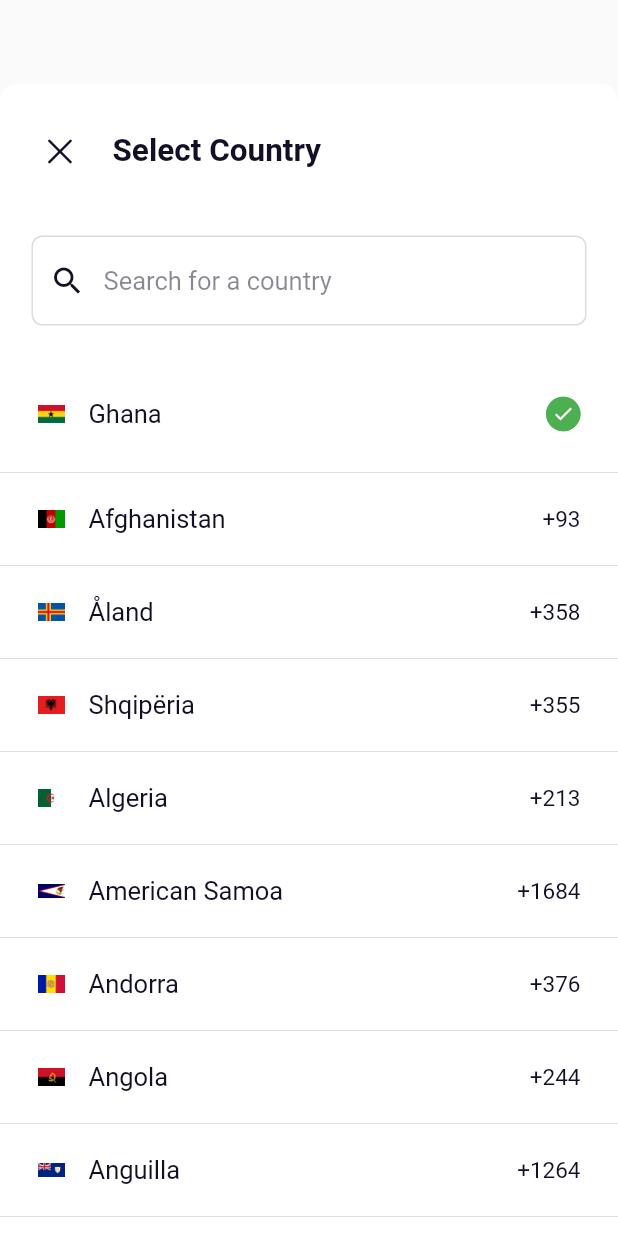
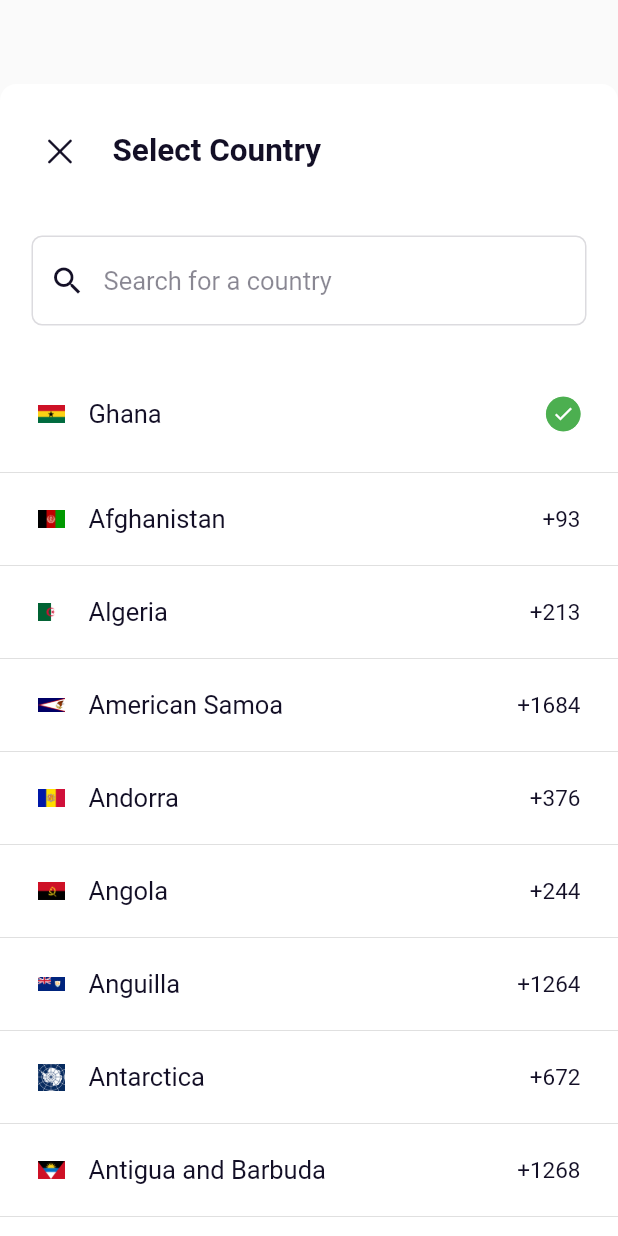
Before and after one commit to Hackman-Adu/CountryCodePicker, a Flutter app: the CountriesMainView widget shown alone on an empty page, opened directly, on a phone screen of 412 x 824 dp. Run offline on Flutter 3.47's test engine with Material 2 defaults, Android fonts, the phone set to English and light mode, and no system bars.

Commit message:
resolved sorting issue

```diff
--- a/lib/src/Model/dialCodeSelectorTheme.dart
+++ b/lib/src/Model/dialCodeSelectorTheme.dart
@@ -14,10 +14,12 @@ class DialCodeSelectorTheme {
   final Color? searchFieldBorderColor;
   final Color? searchFieldTextColor;
   final Color? checkedBoxColor;
+  final Widget? emptySearchResultsView;
   final double? sheetCornerRadius;
   DialCodeSelectorTheme(
       {this.showCountriesOnly = false,
       this.title = "Select Country",
+      this.emptySearchResultsView,
       this.sheetCornerRadius = 11,
       this.titleFontWeight = FontWeight.bold,
       this.searchFieldBorderColor = PackageUtils.textColorBlack,
--- a/lib/src/Service/dialCodeSelectorService.dart
+++ b/lib/src/Service/dialCodeSelectorService.dart
@@ -4,8 +4,6 @@ class DialCodeSelectorService {
   static Map<String, dynamic> get _countriesJson => {
         "countries": [
           {"name": "Afghanistan", "code": "AF", "dial_code": "+93"},
-          {"name": "Åland", "code": "AX", "dial_code": "+358"},
-          {"name": "Shqipëria", "code": "AL", "dial_code": "+355"},
           {"name": "Algeria", "code": "DZ", "dial_code": "+213"},
           {"name": "American Samoa", "code": "AS", "dial_code": "+1684"},
           {"name": "Andorra", "code": "AD", "dial_code": "+376"},
@@ -34,16 +32,6 @@ class DialCodeSelectorService {
           {"name": "Botswana", "code": "BW", "dial_code": "+267"},
           {"name": "Bouvetøya", "code": "BV", "dial_code": "+47"},
           {"name": "Brasil", "code": "BR", "dial_code": "+55"},
-          {
-            "name": "British Indian Ocean Territory",
-            "code": "IO",
-            "dial_code": "+246"
-          },
-          {
-            "name": "Negara Brunei Darussalam",
-            "code": "BN",
-            "dial_code": "+673"
-          },
           {"name": "Bulgaria", "code": "BG", "dial_code": "+359"},
           {"name": "Burkina Faso", "code": "BF", "dial_code": "+226"},
           {"name": "Burundi", "code": "BI", "dial_code": "+257"},
@@ -52,11 +40,6 @@ class DialCodeSelectorService {
           {"name": "Canada", "code": "CA", "dial_code": "+1"},
           {"name": "Cabo Verde", "code": "CV", "dial_code": "+238"},
           {"name": "Cayman Islands", "code": "KY", "dial_code": "+1345"},
-          {
-            "name": "Central African Republic ",
-            "code": "CF",
-            "dial_code": "+236"
-          },
           {"name": "Chad", "code": "TD", "dial_code": "+235"},
           {"name": "Chile", "code": "CL", "dial_code": "+56"},
           {"name": "China", "code": "CN", "dial_code": "+86"},
@@ -65,11 +48,6 @@ class DialCodeSelectorService {
           {"name": "Colombia", "code": "CO", "dial_code": "+57"},
           {"name": "Komori", "code": "KM", "dial_code": "+269"},
           {"name": "Congo", "code": "CG", "dial_code": "+242"},
-          {
-            "name": "Congo (Democratic Republic)",
-            "code": "CD",
-            "dial_code": "+243"
-          },
           {"name": "Cook Islands", "code": "CK", "dial_code": "+682"},
           {"name": "Costa Rica", "code": "CR", "dial_code": "+506"},
           {"name": "Côte d'Ivoire", "code": "CI", "dial_code": "+225"},
@@ -88,22 +66,12 @@ class DialCodeSelectorService {
           {"name": "Eritrea", "code": "ER", "dial_code": "+291"},
           {"name": "Estonia", "code": "EE", "dial_code": "+372"},
           {"name": "Ethiopia", "code": "ET", "dial_code": "+251"},
-          {
-            "name": "Falkland Islands (Malvinas]",
-            "code": "FK",
-            "dial_code": "+500"
-          },
           {"name": "Faroe Islands", "code": "FO", "dial_code": "+298"},
           {"name": "Fiji", "code": "FJ", "dial_code": "+679"},
           {"name": "Finland", "code": "FI", "dial_code": "+358"},
           {"name": "France", "code": "FR", "dial_code": "+33"},
           {"name": "French Guiana", "code": "GF", "dial_code": "+594"},
           {"name": "French Polynesia", "code": "PF", "dial_code": "+689"},
-          {
-            "name": "French Southern Territories",
-            "code": "TF",
-            "dial_code": "+262"
-          },
           {"name": "Gabon", "code": "GA", "dial_code": "+241"},
           {"name": "Gambia", "code": "GM", "dial_code": "+220"},
           {"name": "Georgia", "code": "GE", "dial_code": "+995"},
@@ -121,11 +89,6 @@ class DialCodeSelectorService {
           {"name": "Guinea-Bissau", "code": "GW", "dial_code": "+245"},
           {"name": "Guyana", "code": "GY", "dial_code": "+592"},
           {"name": "Haiti", "code": "HT", "dial_code": "+509"},
-          {
-            "name": "Heard Island and McDonald Islands",
-            "code": "HM",
-            "dial_code": "+0"
-          },
           {"name": "Vatican", "code": "VA", "dial_code": "+379"},
           {"name": "Honduras", "code": "HN", "dial_code": "+504"},
           {"name": "Hong Kong", "code": "HK", "dial_code": "+852"},
@@ -146,19 +109,9 @@ class DialCodeSelectorService {
           {"name": "Kazakhstan", "code": "KZ", "dial_code": "+7"},
           {"name": "Kenya", "code": "KE", "dial_code": "+254"},
           {"name": "Kiribati", "code": "KI", "dial_code": "+686"},
-          {
-            "name": "Korea Democratic People's Republic",
-            "code": "KP",
-            "dial_code": "+850"
-          },
           {"name": "Korea", "code": "KR", "dial_code": "+82"},
           {"name": "Kuwait", "code": "KW", "dial_code": "+965"},
           {"name": "Kyrgyzstan", "code": "KG", "dial_code": "+996"},
-          {
-            "name": "Lao People's Democratic Republic",
-            "code": "LA",
-            "dial_code": "+856"
-          },
           {"name": "Latvia", "code": "LV", "dial_code": "+371"},
           {"name": "Lebanon", "code": "LB", "dial_code": "+961"},
           {"name": "Lesotho", "code": "LS", "dial_code": "+266"},
@@ -168,11 +121,6 @@ class DialCodeSelectorService {
           {"name": "Lithuania", "code": "LT", "dial_code": "+370"},
           {"name": "Luxembourg", "code": "LU", "dial_code": "+352"},
           {"name": "Macao", "code": "MO", "dial_code": "+853"},
-          {
-            "name": " Macedonia (North Republic)",
-            "code": "MK",
-            "dial_code": "+389"
-          },
           {"name": "Madagascar", "code": "MG", "dial_code": "+261"},
           {"name": "Malawi", "code": "MW", "dial_code": "+265"},
           {"name": "Malaysia", "code": "MY", "dial_code": "+60"},
@@ -206,11 +154,6 @@ class DialCodeSelectorService {
           {"name": "Nigeria", "code": "NG", "dial_code": "+234"},
           {"name": "Niue", "code": "NU", "dial_code": "+683"},
           {"name": "Norfolk Island", "code": "NF", "dial_code": "+672"},
-          {
-            "name": "Northern Mariana Islands",
-            "code": "MP",
-            "dial_code": "+1670"
-          },
           {"name": "Norway", "code": "NO", "dial_code": "+47"},
           {"name": "Oman", "code": "OM", "dial_code": "+968"},
           {"name": "Pakistan", "code": "PK", "dial_code": "+92"},
@@ -236,16 +179,6 @@ class DialCodeSelectorService {
           {"name": "Saint Kitts and Nevis", "code": "KN", "dial_code": "+1869"},
           {"name": "Saint Lucia", "code": "LC", "dial_code": "+1758"},
           {"name": "Saint-Martin", "code": "MF", "dial_code": "+590"},
-          {
-            "name": "Saint Pierre and Miquelon",
-            "code": "PM",
-            "dial_code": "+508"
-          },
-          {
-            "name": "Saint Vincent and the Grenadines",
-            "code": "VC",
-            "dial_code": "+1784"
-          },
           {"name": "Samoa", "code": "WS", "dial_code": "+685"},
           {"name": "San Marino", "code": "SM", "dial_code": "+378"},
           {"name": "Sao Tome and Principe", "code": "ST", "dial_code": "+239"},
@@ -283,11 +216,6 @@ class DialCodeSelectorService {
           {"name": "Tunisia", "code": "TN", "dial_code": "+216"},
           {"name": "Turkey", "code": "TR", "dial_code": "+90"},
           {"name": "Turkmenistan", "code": "TM", "dial_code": "+993"},
-          {
-            "name": "Turks and Caicos Islands",
-            "code": "TC",
-            "dial_code": "+1649"
-          },
           {"name": "Tuvalu", "code": "TV", "dial_code": "+688"},
           {"name": "Uganda", "code": "UG", "dial_code": "+256"},
           {"name": "Ukraine", "code": "UA", "dial_code": "+380"},
@@ -299,16 +227,6 @@ class DialCodeSelectorService {
           {"name": "Vanuatu", "code": "VU", "dial_code": "+678"},
           {"name": "Venezuela", "code": "VE", "dial_code": "+58"},
           {"name": "Viet Nam", "code": "VN", "dial_code": "+84"},
-          {
-            "name": "British Virgin Islands",
-            "code": "VG",
-            "dial_code": "+1284"
-          },
-          {
-            "name": "United States Virgin Islands",
-            "code": "VI",
-            "dial_code": "+1340"
-          },
           {"name": "Wallis and Futuna", "code": "WF", "dial_code": "+681"},
           {"name": "Yemen", "code": "YE", "dial_code": "+967"},
           {"name": "Zambia", "code": "ZM", "dial_code": "+260"},
@@ -319,9 +237,12 @@ class DialCodeSelectorService {
   static Future<List<Country>> get getCountries async {
     try {
       var data = _countriesJson;
-      return List<Country>.from(data['countries'].map((j) {
+      var listMap = data['countries'] as List<dynamic>;
+      listMap.sort((a, b) => a['name'].toString().compareTo(b['name']));
+      var value = List<Country>.from(listMap.map((j) {
         return Country.fromJSON(j);
       }));
+      return value;
     } catch (e) {
       return [];
     }
--- a/lib/src/Views/countriesMainView.dart
+++ b/lib/src/Views/countriesMainView.dart
@@ -75,7 +75,10 @@ class _CountriesMainViewState extends State<CountriesMainView> {
               Padding(
                   padding: const EdgeInsets.only(top: 7),
                   child: SelectedCountryItemView(country: selectedCountry)),
-              Expanded(child: CountriesListView(_filteredCountries))
+              _filteredCountries.length > 0
+                  ? Expanded(child: CountriesListView(_filteredCountries))
+                  : widget.dialCodeSelectorTheme?.emptySearchResultsView ??
+                      const SizedBox()
             ])));
   }
 }
```
Also changed, not shown: 1 other file.
